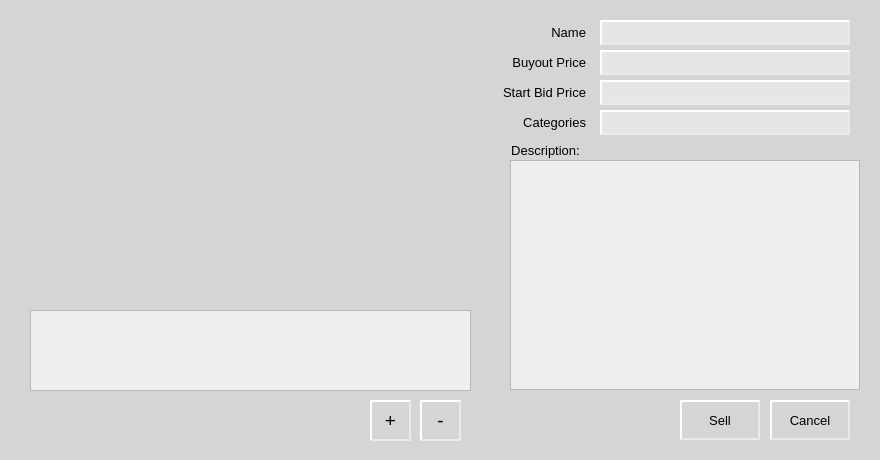
Before: the Qt Designer form chimera/ui/addauction.ui in shiragaP/uAuction, drawn with Qt 5.
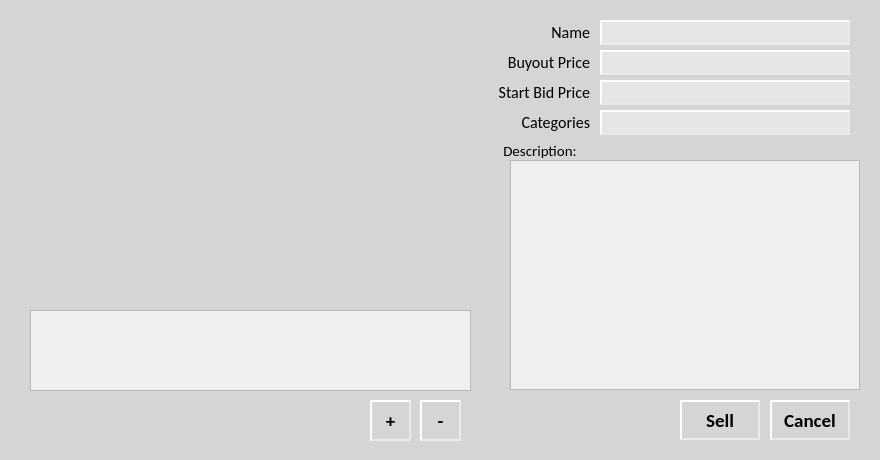
After: the same form once the commit is applied.

Diff of the .ui file:
```diff
--- a/chimera/ui/addauction.ui
+++ b/chimera/ui/addauction.ui
@@ -114,10 +114,10 @@
    </property>
    <property name="font">
     <font>
-     <family>MS Shell Dlg 2</family>
+     <family>Calibri</family>
      <pointsize>14</pointsize>
-     <weight>50</weight>
-     <bold>false</bold>
+     <weight>75</weight>
+     <bold>true</bold>
     </font>
    </property>
    <property name="text">
@@ -135,9 +135,10 @@
    </property>
    <property name="font">
     <font>
+     <family>Calibri</family>
      <pointsize>14</pointsize>
-     <weight>50</weight>
-     <bold>false</bold>
+     <weight>75</weight>
+     <bold>true</bold>
     </font>
    </property>
    <property name="text">
@@ -155,7 +156,10 @@
    </property>
    <property name="font">
     <font>
-     <pointsize>10</pointsize>
+     <family>Calibri</family>
+     <pointsize>14</pointsize>
+     <weight>75</weight>
+     <bold>true</bold>
     </font>
    </property>
    <property name="text">
@@ -183,7 +187,10 @@
    </property>
    <property name="font">
     <font>
-     <pointsize>10</pointsize>
+     <family>Calibri</family>
+     <pointsize>14</pointsize>
+     <weight>75</weight>
+     <bold>true</bold>
     </font>
    </property>
    <property name="text">
@@ -193,15 +200,16 @@
   <widget class="QLabel" name="label_02_name">
    <property name="geometry">
     <rect>
-     <x>500</x>
+     <x>495</x>
      <y>20</y>
-     <width>91</width>
+     <width>100</width>
      <height>25</height>
     </rect>
    </property>
    <property name="font">
     <font>
-     <pointsize>10</pointsize>
+     <family>Calibri</family>
+     <pointsize>12</pointsize>
     </font>
    </property>
    <property name="text">
@@ -214,15 +222,16 @@
   <widget class="QLabel" name="label_03_buyoutprice">
    <property name="geometry">
     <rect>
-     <x>500</x>
+     <x>495</x>
      <y>50</y>
-     <width>91</width>
+     <width>100</width>
      <height>25</height>
     </rect>
    </property>
    <property name="font">
     <font>
-     <pointsize>10</pointsize>
+     <family>Calibri</family>
+     <pointsize>12</pointsize>
     </font>
    </property>
    <property name="text">
@@ -235,15 +244,16 @@
   <widget class="QLabel" name="label_04_bidprice">
    <property name="geometry">
     <rect>
-     <x>500</x>
+     <x>495</x>
      <y>80</y>
-     <width>91</width>
+     <width>100</width>
      <height>25</height>
     </rect>
    </property>
    <property name="font">
     <font>
-     <pointsize>10</pointsize>
+     <family>Calibri</family>
+     <pointsize>12</pointsize>
     </font>
    </property>
    <property name="text">
@@ -286,12 +296,17 @@
   <widget class="QCheckBox" name="checkBox_buyoutavailable">
    <property name="geometry">
     <rect>
-     <x>495</x>
+     <x>490</x>
      <y>50</y>
      <width>25</width>
      <height>25</height>
     </rect>
    </property>
+   <property name="font">
+    <font>
+     <family>Calibri</family>
+    </font>
+   </property>
    <property name="text">
     <string/>
    </property>
@@ -299,15 +314,16 @@
   <widget class="QLabel" name="label_06_description">
    <property name="geometry">
     <rect>
-     <x>500</x>
+     <x>490</x>
      <y>140</y>
-     <width>91</width>
+     <width>100</width>
      <height>21</height>
     </rect>
    </property>
    <property name="font">
     <font>
-     <pointsize>10</pointsize>
+     <family>Calibri</family>
+     <pointsize>11</pointsize>
     </font>
    </property>
    <property name="text">
@@ -330,15 +346,16 @@
   <widget class="QLabel" name="label_05_categories">
    <property name="geometry">
     <rect>
-     <x>500</x>
+     <x>495</x>
      <y>110</y>
-     <width>91</width>
+     <width>100</width>
      <height>25</height>
     </rect>
    </property>
    <property name="font">
     <font>
-     <pointsize>10</pointsize>
+     <family>Calibri</family>
+     <pointsize>12</pointsize>
     </font>
    </property>
    <property name="text">
```
Left out of the diff: 31 changed lines with no effect on the pictures.
